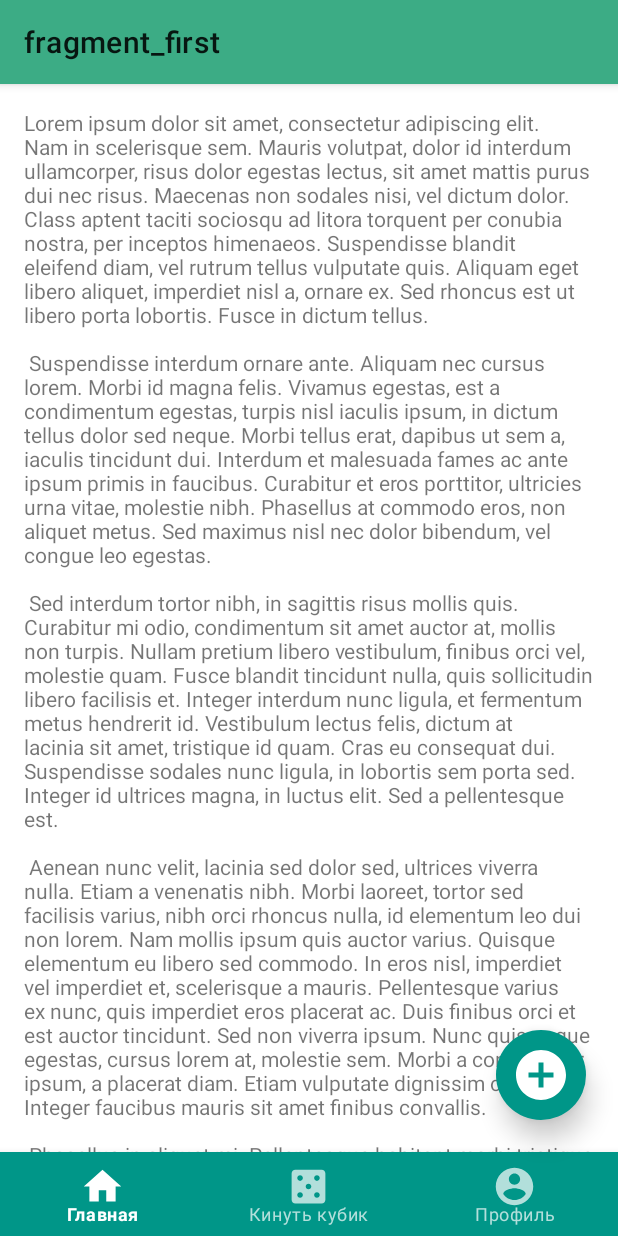
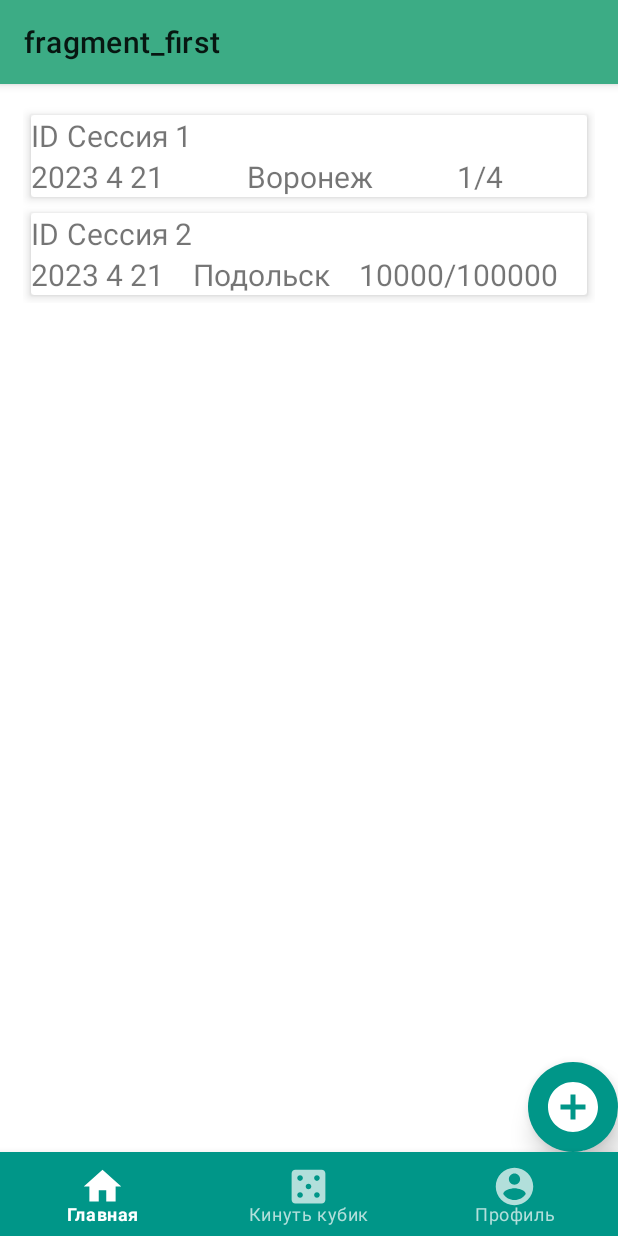
Before and after one commit to TeaProphet/TP-5.1-3, an Android app: the screen it shows after launch (MainActivity), on a phone screen of 412 x 824 dp. Run offline under Robolectric (Android 15) with nearby library versions, the phone set to English and light mode, and no system bars; our stand-ins replace navigation-ui.

Commit message:
ORG-9: Minor main update + Home fragment update (replaced button from main activity to home fragment + added some functions in home fragment)

```diff
--- a/app/src/main/java/vsu/tp53/onboardapplication/HomeFragment.kt
+++ /dev/null
@@ -1,34 +0,0 @@
-package vsu.tp53.onboardapplication
-
-import android.os.Bundle
-import androidx.fragment.app.Fragment
-import android.view.LayoutInflater
-import android.view.View
-import android.view.ViewGroup
-import vsu.tp53.onboardapplication.databinding.FragmentHomeBinding
-
-/**
- * A simple [Fragment] subclass as the default destination in the navigation.
- */
-class HomeFragment : Fragment() {
-
-    private var _binding: FragmentHomeBinding? = null
-    private val binding get() = _binding!!
-
-    override fun onCreateView(
-        inflater: LayoutInflater, container: ViewGroup?,
-        savedInstanceState: Bundle?
-    ): View {
-        _binding = FragmentHomeBinding.inflate(inflater, container, false)
-        return binding.root
-    }
-
-    override fun onViewCreated(view: View, savedInstanceState: Bundle?) {
-        super.onViewCreated(view, savedInstanceState)
-    }
-
-    override fun onDestroyView() {
-        super.onDestroyView()
-        _binding = null
-    }
-}
--- a/app/src/main/java/vsu/tp53/onboardapplication/MainActivity.kt
+++ b/app/src/main/java/vsu/tp53/onboardapplication/MainActivity.kt
@@ -32,32 +32,9 @@ class MainActivity : AppCompatActivity() {
         appBarConfiguration = AppBarConfiguration(navController.graph)
         setupActionBarWithNavController(navController, appBarConfiguration)
 
-        binding.addButton.setOnClickListener { view ->
-            Snackbar.make(view, "Replace with your own action", Snackbar.LENGTH_LONG)
-                .setAnchorView(R.id.add_button)
-                .setAction("Action", null).show()
-        }
-
         val bottomNavView = findViewById<BottomNavigationView>(R.id.bottomNavigationView)
         bottomNavView.setupWithNavController(navController)
     }
-
-
-//    override fun onCreateOptionsMenu(menu: Menu): Boolean {
-//        // Inflate the menu; this adds items to the action bar if it is present.
-//        menuInflater.inflate(R.menu.menu_main, menu)
-//        return true
-//    }
-
-//    override fun onOptionsItemSelected(item: MenuItem): Boolean {
-//        // Handle action bar item clicks here. The action bar will
-//        // automatically handle clicks on the Home/Up button, so long
-//        // as you specify a parent activity in AndroidManifest.xml.
-//        return when (item.itemId) {
-//            R.id.action_settings -> true
-//            else -> super.onOptionsItemSelected(item)
-//        }
-//    }
 
     override fun onSupportNavigateUp(): Boolean {
         val navController = findNavController(R.id.nav_host_fragment_content_main)
--- /dev/null
+++ b/app/src/main/java/vsu/tp53/onboardapplication/home/HomeFragment.kt
@@ -0,0 +1,62 @@
+package vsu.tp53.onboardapplication.home
+
+import android.os.Build
+import android.os.Bundle
+import androidx.fragment.app.Fragment
+import android.view.LayoutInflater
+import android.view.View
+import android.view.ViewGroup
+import androidx.annotation.RequiresApi
+import androidx.recyclerview.widget.LinearLayoutManager
+import androidx.recyclerview.widget.RecyclerView
+import com.google.android.material.snackbar.Snackbar
+import vsu.tp53.onboardapplication.R
+import vsu.tp53.onboardapplication.databinding.FragmentHomeBinding
+import java.time.LocalDate
+
+/**
+ * A simple [Fragment] subclass as the default destination in the navigation.
+ */
+class HomeFragment : Fragment() {
+
+    private lateinit var binding: FragmentHomeBinding
+    private lateinit var recyclerView: RecyclerView
+    private lateinit var sessionAdapter: SessionAdapter
+
+    @RequiresApi(Build.VERSION_CODES.O)
+    override fun onCreateView(
+        inflater: LayoutInflater, container: ViewGroup?,
+        savedInstanceState: Bundle?
+    ): View {
+        binding = FragmentHomeBinding.inflate(inflater, container, false)
+
+        recyclerView = binding.recyclerSessionsSession
+        recyclerView.layoutManager = LinearLayoutManager(activity)
+
+        sessionAdapter = SessionAdapter(getDataSession() as MutableList<SessionModel>)
+        recyclerView.adapter = sessionAdapter
+
+        binding.addButton.setOnClickListener { view ->
+            Snackbar.make(view, "Replace with your own action", Snackbar.LENGTH_LONG)
+                .setAnchorView(R.id.add_button)
+                .setAction("Action", null).show()
+        }
+
+        return binding.root
+    }
+
+    override fun onViewCreated(view: View, savedInstanceState: Bundle?) {
+        super.onViewCreated(view, savedInstanceState)
+    }
+    @RequiresApi(Build.VERSION_CODES.O)
+    private fun getDataSession(): List<SessionModel> {
+        val listSession: MutableList<SessionModel> = java.util.ArrayList()
+        val date: LocalDate = LocalDate.now()
+        val dateString = date.year.toString()+ " " + date.month.value.toString() + " " + date.dayOfMonth.toString()
+
+        listSession.add(SessionModel(1,"Сессия 1", dateString, "Воронеж", "1/4"))
+        listSession.add(SessionModel(2,"Сессия 2", dateString, "Подольск", "10000/100000"))
+
+        return listSession
+    }
+}
--- /dev/null
+++ b/app/src/main/java/vsu/tp53/onboardapplication/home/SessionAdapter.kt
@@ -0,0 +1,52 @@
+package vsu.tp53.onboardapplication.home
+
+import android.os.Bundle
+import android.view.LayoutInflater
+import android.view.View
+import android.view.ViewGroup
+import android.widget.TextView
+import androidx.navigation.findNavController
+import androidx.recyclerview.widget.RecyclerView
+import vsu.tp53.onboardapplication.R
+
+class SessionAdapter (_newEvents: MutableList<SessionModel>) : RecyclerView.Adapter<SessionAdapter.SessionViewHolder>() {
+
+    private var newSessions: MutableList<SessionModel> = _newEvents
+
+    override fun onCreateViewHolder(parent: ViewGroup, viewType: Int): SessionViewHolder {
+        val eventsItems: View = LayoutInflater.from(parent.context).inflate(R.layout.session_item, parent, false)
+        return SessionViewHolder(eventsItems)
+    }
+
+    override fun onBindViewHolder(holder: SessionViewHolder, position: Int) {
+        holder.sessionName.text = newSessions[position].getName()
+        holder.sessionDate.text = newSessions[position].getDate()
+        holder.sessionCity.text = newSessions[position].getCity()
+        holder.sessionPlayers.text = newSessions[position].getPlayers()
+
+        val bundle = Bundle()
+
+        bundle.putInt("id", newSessions[position].getId())
+        bundle.putString("name", newSessions[position].getName())
+        bundle.putString("date", newSessions[position].getDate())
+        bundle.putString("city", newSessions[position].getCity())
+        bundle.putString("players", newSessions[position].getPlayers())
+
+//        holder.itemView.setOnClickListener {
+//            it.findNavController().navigate(R.id.action_eventsFragment_to_specificEventFragment, bundle)
+//        }
+    }
+
+    override fun getItemCount(): Int {
+        return newSessions.size
+    }
+
+
+    class SessionViewHolder constructor(itemView: View) : RecyclerView.ViewHolder(itemView) {
+
+        var sessionName: TextView = itemView.findViewById(R.id.sessionName)
+        var sessionDate: TextView = itemView.findViewById(R.id.sessionDate)
+        var sessionCity: TextView = itemView.findViewById(R.id.sessionCity)
+        var sessionPlayers: TextView = itemView.findViewById(R.id.sessionPlayers)
+    }
+}
--- /dev/null
+++ b/app/src/main/java/vsu/tp53/onboardapplication/home/SessionFragment.kt
@@ -0,0 +1,26 @@
+package vsu.tp53.onboardapplication.home
+
+import android.os.Bundle
+import android.view.LayoutInflater
+import android.view.View
+import android.view.ViewGroup
+import androidx.fragment.app.Fragment
+import vsu.tp53.onboardapplication.R
+import vsu.tp53.onboardapplication.databinding.FragmentSessionBinding
+
+/**
+ * A simple [Fragment] subclass.
+ * Use the [SessionFragment.newInstance] factory method to
+ * create an instance of this fragment.
+ */
+class SessionFragment : Fragment() {
+    private lateinit var binding: FragmentSessionBinding
+    override fun onCreateView(
+        inflater: LayoutInflater, container: ViewGroup?,
+        savedInstanceState: Bundle?
+    ): View? {
+        binding = FragmentSessionBinding.inflate(inflater, container, false)
+        // Inflate the layout for this fragment
+        return binding.root
+    }
+}
--- /dev/null
+++ b/app/src/main/java/vsu/tp53/onboardapplication/home/SessionModel.kt
@@ -0,0 +1,51 @@
+package vsu.tp53.onboardapplication.home
+
+class SessionModel(_id: Int, _session_name: String, _date: String, _city: String, _players: String) {
+
+    private var id: Int = _id
+    private var name: String = _session_name
+    private var date: String = _date
+    private var city: String = _city
+    private var players: String = _players
+
+    fun getId(): Int {
+        return id
+    }
+
+    fun setId(_id: Int) {
+        this.id = _id
+    }
+
+    fun getName(): String {
+        return name
+    }
+
+    fun setName(_name: String) {
+        this.name = _name
+    }
+
+    fun getDate(): String {
+        return date
+    }
+
+    fun setDate(_date: String) {
+        this.date = _date
+    }
+
+    fun getCity(): String {
+        return city
+    }
+
+    fun setCity(_city: String) {
+        this.city = _city
+    }
+
+    fun getPlayers(): String {
+        return players
+    }
+
+    fun setPlayers(_players: String) {
+        this.players = _players
+    }
+
+}
--- a/app/src/main/res/layout/activity_main.xml
+++ b/app/src/main/res/layout/activity_main.xml
@@ -38,26 +38,6 @@
 
     </androidx.coordinatorlayout.widget.CoordinatorLayout>
 
-    <ImageButton
-        android:id="@+id/add_button"
-        android:layout_width="60dp"
-        android:layout_height="60dp"
-        android:layout_gravity="end"
-        android:background="@drawable/roundedbutton"
-        android:clickable="true"
-        android:contentDescription="@string/add_button_text"
-        android:elevation="10dp"
-        android:foreground="@drawable/roundedrippledbutton"
-        android:foregroundTintMode="screen"
-        android:maxWidth="45dp"
-        app:layout_constraintBottom_toTopOf="@+id/bottomNavigationView"
-        app:layout_constraintEnd_toEndOf="parent"
-        app:layout_constraintHorizontal_bias="0.94"
-        app:layout_constraintStart_toStartOf="parent"
-        app:layout_constraintTop_toTopOf="parent"
-        app:layout_constraintVertical_bias="0.97"
-        app:srcCompat="@drawable/ic_add_circle" />
-
     <com.google.android.material.bottomnavigation.BottomNavigationView
         android:id="@+id/bottomNavigationView"
         android:layout_width="0dp"
--- a/app/src/main/res/layout/fragment_home.xml
+++ b/app/src/main/res/layout/fragment_home.xml
@@ -1,35 +1,42 @@
 <?xml version="1.0" encoding="utf-8"?>
-<androidx.core.widget.NestedScrollView xmlns:android="http://schemas.android.com/apk/res/android"
+<androidx.constraintlayout.widget.ConstraintLayout xmlns:android="http://schemas.android.com/apk/res/android"
     xmlns:app="http://schemas.android.com/apk/res-auto"
     xmlns:tools="http://schemas.android.com/tools"
     android:layout_width="match_parent"
     android:layout_height="match_parent"
     android:fillViewport="true"
-    tools:context=".HomeFragment">
+    tools:context=".home.HomeFragment">
 
-    <androidx.constraintlayout.widget.ConstraintLayout
+    <ScrollView
         android:layout_width="match_parent"
-        android:layout_height="wrap_content"
-        android:background="@color/white"
-        android:padding="16dp">
+        android:layout_height="match_parent"
+        app:layout_constraintEnd_toEndOf="parent"
+        app:layout_constraintStart_toStartOf="parent"
+        app:layout_constraintTop_toTopOf="parent">
 
-        <TextView
-            android:id="@+id/textView"
-            android:layout_width="0dp"
+        <androidx.recyclerview.widget.RecyclerView
+            android:id="@+id/recycler_sessions_session"
+            android:layout_width="match_parent"
             android:layout_height="wrap_content"
-            android:text="@string/lorem_ipsum"
-            app:layout_constraintEnd_toEndOf="parent"
-            app:layout_constraintStart_toStartOf="parent"
-            app:layout_constraintTop_toTopOf="parent" />
+            android:background="@color/white"
+            android:padding="15dp"
+            android:visibility="visible"/>
+    </ScrollView>
 
-        <Button
-            android:id="@+id/button_second_fragment"
-            android:layout_width="wrap_content"
-            android:layout_height="wrap_content"
-            android:layout_marginTop="16dp"
-            android:text="@string/button_first_fragment"
-            app:layout_constraintEnd_toEndOf="parent"
-            app:layout_constraintStart_toStartOf="parent"
-            app:layout_constraintTop_toBottomOf="@id/textView"/>
-    </androidx.constraintlayout.widget.ConstraintLayout>
-</androidx.core.widget.NestedScrollView>
+    <ImageButton
+        android:id="@+id/add_button"
+        android:layout_width="60dp"
+        android:layout_height="60dp"
+        android:layout_gravity="end"
+        android:background="@drawable/roundedbutton"
+        android:clickable="true"
+        android:contentDescription="@string/add_button_text"
+        android:elevation="10dp"
+        android:foreground="@drawable/roundedrippledbutton"
+        android:foregroundTintMode="screen"
+        android:maxWidth="45dp"
+        app:layout_constraintBottom_toBottomOf="parent"
+        app:layout_constraintEnd_toEndOf="parent"
+        app:srcCompat="@drawable/ic_add_circle" />
+
+</androidx.constraintlayout.widget.ConstraintLayout>
--- /dev/null
+++ b/app/src/main/res/layout/fragment_session.xml
@@ -0,0 +1,14 @@
+<?xml version="1.0" encoding="utf-8"?>
+<FrameLayout xmlns:android="http://schemas.android.com/apk/res/android"
+    xmlns:tools="http://schemas.android.com/tools"
+    android:layout_width="match_parent"
+    android:layout_height="match_parent"
+    tools:context=".home.SessionFragment">
+
+    <!-- TODO: Update blank fragment layout -->
+    <TextView
+        android:layout_width="match_parent"
+        android:layout_height="match_parent"
+        android:text="@string/hello_blank_fragment" />
+
+</FrameLayout>
--- a/app/src/main/res/layout/main_content.xml
+++ b/app/src/main/res/layout/main_content.xml
@@ -8,8 +8,8 @@
     <fragment
         android:id="@+id/nav_host_fragment_content_main"
         android:name="androidx.navigation.fragment.NavHostFragment"
-        android:layout_width="0dp"
-        android:layout_height="0dp"
+        android:layout_width="match_parent"
+        android:layout_height="match_parent"
         app:layout_constraintEnd_toEndOf="parent"
         app:layout_constraintStart_toStartOf="parent"
         app:layout_constraintTop_toTopOf="parent"
--- /dev/null
+++ b/app/src/main/res/layout/session_item.xml
@@ -0,0 +1,74 @@
+<?xml version="1.0" encoding="utf-8"?>
+<androidx.cardview.widget.CardView xmlns:android="http://schemas.android.com/apk/res/android"
+    xmlns:app="http://schemas.android.com/apk/res-auto"
+    xmlns:tools="http://schemas.android.com/tools"
+    android:layout_width="match_parent"
+    android:layout_height="wrap_content"
+    app:cardElevation="4dp"
+    android:layout_margin="5dp">
+
+    <RelativeLayout
+        android:layout_width="match_parent"
+        android:layout_height="wrap_content"
+        app:layout_constraintStart_toStartOf="parent"
+        app:layout_constraintTop_toTopOf="parent">
+
+        <LinearLayout
+            android:layout_width="match_parent"
+            android:layout_height="wrap_content"
+            android:orientation="vertical">
+
+            <LinearLayout
+                android:layout_width="match_parent"
+                android:layout_height="match_parent"
+                android:orientation="horizontal">
+
+                <TextView
+                    android:id="@+id/sessionID"
+                    android:layout_width="wrap_content"
+                    android:layout_height="wrap_content"
+                    android:text="ID"
+                    android:textSize="20sp" />
+
+                <TextView
+                    android:id="@+id/sessionName"
+                    android:layout_width="wrap_content"
+                    android:layout_height="wrap_content"
+                    android:layout_marginLeft="5dp"
+                    android:layout_weight="1"
+                    android:text="Session name"
+                    android:textSize="20sp" />
+            </LinearLayout>
+
+            <LinearLayout
+                android:layout_width="match_parent"
+                android:layout_height="match_parent"
+                android:orientation="horizontal">
+
+                <TextView
+                    android:id="@+id/sessionDate"
+                    android:layout_width="wrap_content"
+                    android:layout_height="wrap_content"
+                    android:layout_weight="1"
+                    android:text="Date"
+                    android:textSize="20sp" />
+
+                <TextView
+                    android:id="@+id/sessionCity"
+                    android:layout_width="wrap_content"
+                    android:layout_height="wrap_content"
+                    android:layout_weight="1"
+                    android:text="City"
+                    android:textSize="20sp" />
+
+                <TextView
+                    android:id="@+id/sessionPlayers"
+                    android:layout_width="wrap_content"
+                    android:layout_height="wrap_content"
+                    android:layout_weight="1"
+                    android:text="0/num_of_players"
+                    android:textSize="20sp" />
+            </LinearLayout>
+        </LinearLayout>
+    </RelativeLayout>
+</androidx.cardview.widget.CardView>
--- a/app/src/main/res/navigation/nav_graph.xml
+++ b/app/src/main/res/navigation/nav_graph.xml
@@ -7,7 +7,7 @@
 
     <fragment
         android:id="@+id/homeFragment"
-        android:name="vsu.tp53.onboardapplication.HomeFragment"
+        android:name="vsu.tp53.onboardapplication.home.HomeFragment"
         android:label="fragment_first"
         tools:layout="@layout/fragment_home" >
     </fragment>
--- a/app/src/main/res/values/strings.xml
+++ b/app/src/main/res/values/strings.xml
@@ -51,4 +51,6 @@
     <string name="button_first_fragment">Кнопочка</string>
     <string name="second_fragment_text">Второй фрагмент - кубик</string>
     <string name="third_fragment_text">Третий фрагмент - профиль</string>
+    <!-- TODO: Remove or change this placeholder text -->
+    <string name="hello_blank_fragment">Hello blank fragment</string>
 </resources>
```
